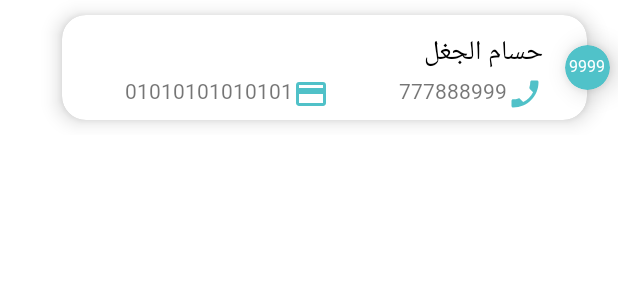
After one commit to ygprogect/yg_project, an Android app: the layout citizens_list_item.xml on its own in the app's theme, with its tools: preview values and no code run, on a phone screen of 412 x 824 dp. The commit adds this screen. Shown: the top 300 px of the screen. Run offline under Robolectric (Android 15) with nearby library versions, the phone set to English and light mode, and no system bars; Roboto replaces fonts that are not available here.

Commit message:
لسة المواطنين

```diff
--- a/app/src/main/java/com/example/yg/Citizens_Activity.java
+++ b/app/src/main/java/com/example/yg/Citizens_Activity.java
@@ -3,8 +3,10 @@ package com.example.yg;
 import android.os.Bundle;
 
 import androidx.appcompat.app.AppCompatActivity;
+import androidx.recyclerview.widget.RecyclerView;
 
 public class Citizens_Activity extends AppCompatActivity {
+      private RecyclerView sitizenRecyclerView;
 
     @Override
     protected void onCreate(Bundle savedInstanceState) {
--- a/app/src/main/java/com/example/yg/OrderAdapter.java
+++ b/app/src/main/java/com/example/yg/OrderAdapter.java
@@ -53,7 +53,7 @@ public class OrderAdapter extends RecyclerView.Adapter<OrderAdapter.OrderViewHol
         return orderList.size();
     }
 
-    public class OrderViewHolder extends RecyclerView.ViewHolder {
+    public static class OrderViewHolder extends RecyclerView.ViewHolder {
         TextView titleTextView;
         TextView itemsCountTextView;
         TextView pickupLocationTextView;
--- /dev/null
+++ b/app/src/main/res/drawable/ic_card.xml
@@ -0,0 +1,5 @@
+<vector android:autoMirrored="true" android:height="24dp"
+    android:tint="#50C1C8" android:viewportHeight="24"
+    android:viewportWidth="24" android:width="24dp" xmlns:android="http://schemas.android.com/apk/res/android">
+    <path android:fillColor="@android:color/white" android:pathData="M20,4L4,4c-1.11,0 -1.99,0.89 -1.99,2L2,18c0,1.11 0.89,2 2,2h16c1.11,0 2,-0.89 2,-2L22,6c0,-1.11 -0.89,-2 -2,-2zM20,18L4,18v-6h16v6zM20,8L4,8L4,6h16v2z"/>
+</vector>
--- /dev/null
+++ b/app/src/main/res/drawable/ic_phone_castm.xml
@@ -0,0 +1,5 @@
+<vector android:autoMirrored="true" android:height="24dp"
+    android:tint="#50C1C8" android:viewportHeight="24"
+    android:viewportWidth="24" android:width="24dp" xmlns:android="http://schemas.android.com/apk/res/android">
+    <path android:fillColor="@android:color/white" android:pathData="M6.62,10.79c1.44,2.83 3.76,5.14 6.59,6.59l2.2,-2.2c0.27,-0.27 0.67,-0.36 1.02,-0.24 1.12,0.37 2.33,0.57 3.57,0.57 0.55,0 1,0.45 1,1V20c0,0.55 -0.45,1 -1,1 -9.39,0 -17,-7.61 -17,-17 0,-0.55 0.45,-1 1,-1h3.5c0.55,0 1,0.45 1,1 0,1.25 0.2,2.45 0.57,3.57 0.11,0.35 0.03,0.74 -0.25,1.02l-2.2,2.2z"/>
+</vector>
--- /dev/null
+++ b/app/src/main/res/layout/citizens_list_item.xml
@@ -0,0 +1,121 @@
+<?xml version="1.0" encoding="utf-8"?>
+<androidx.constraintlayout.widget.ConstraintLayout xmlns:android="http://schemas.android.com/apk/res/android"
+    xmlns:app="http://schemas.android.com/apk/res-auto"
+    xmlns:tools="http://schemas.android.com/tools"
+    android:layout_width="match_parent"
+    android:layout_height="wrap_content"
+    android:layoutDirection="rtl">
+
+    <androidx.constraintlayout.widget.Guideline
+        android:id="@+id/guideline4"
+        android:layout_width="wrap_content"
+        android:layout_height="wrap_content"
+        android:orientation="vertical"
+        app:layout_constraintGuide_percent="0.05" />
+
+    <androidx.constraintlayout.widget.Guideline
+        android:id="@+id/guideline6"
+        android:layout_width="wrap_content"
+        android:layout_height="wrap_content"
+        android:orientation="vertical"
+        app:layout_constraintGuide_percent="0.9" />
+
+    <androidx.cardview.widget.CardView
+        android:id="@+id/list_item1_root_cardView"
+        android:layout_width="0dp"
+        android:layout_height="70dp"
+        android:layout_marginTop="10dp"
+        android:layout_marginBottom="10dp"
+        app:cardCornerRadius="16dp"
+        app:cardElevation="8dp"
+        app:layout_constraintBottom_toBottomOf="parent"
+        app:layout_constraintEnd_toStartOf="@+id/guideline6"
+        app:layout_constraintStart_toStartOf="@+id/guideline4"
+        app:layout_constraintTop_toTopOf="parent">
+
+        <androidx.constraintlayout.widget.ConstraintLayout
+            android:layout_width="match_parent"
+            android:layout_height="match_parent"
+            android:layout_marginStart="@dimen/_10sdp"
+            android:layout_marginEnd="@dimen/_20sdp">
+
+            <TextView
+                android:id="@+id/list_item1_citizen_name"
+                android:layout_width="0dp"
+                android:layout_height="wrap_content"
+                android:layout_marginTop="10dp"
+                android:layout_marginStart="16dp"
+                android:layout_marginEnd="16dp"
+                android:fontFamily="@font/boldiphone"
+                android:textColor="@android:color/black"
+                android:textDirection="rtl"
+                android:textSize="18sp"
+                app:layout_constraintEnd_toEndOf="parent"
+                app:layout_constraintStart_toStartOf="parent"
+                app:layout_constraintTop_toTopOf="parent"
+                tools:text="حسام الجغل " />
+
+
+            <TextView
+                android:id="@+id/order_pickup_location"
+                android:layout_width="0dp"
+                android:layout_height="wrap_content"
+                android:fontFamily="@font/boldiphone"
+                android:textDirection="rtl"
+                android:textSize="@dimen/_11ssp"
+                app:drawableStartCompat="@drawable/ic_phone_castm"
+                app:layout_constraintEnd_toEndOf="@+id/list_item_no_id_textView"
+                app:layout_constraintEnd_toStartOf="@id/list_item_no_id_textView"
+                app:layout_constraintStart_toStartOf="@id/list_item1_citizen_name"
+                app:layout_constraintTop_toBottomOf="@+id/list_item1_citizen_name"
+                tools:text="777888999 " />
+
+            <TextView
+                android:id="@+id/list_item_no_id_textView"
+                android:layout_width="0dp"
+                android:layout_height="wrap_content"
+                android:fontFamily="@font/boldiphone"
+                android:textDirection="rtl"
+                android:textSize="@dimen/_11ssp"
+                app:drawableStartCompat="@drawable/ic_card"
+                app:layout_constraintEnd_toEndOf="@+id/list_item1_citizen_name"
+                app:layout_constraintStart_toStartOf=""
+                app:layout_constraintTop_toBottomOf="@+id/list_item1_citizen_name"
+
+                tools:text="01010101010101" />
+
+
+        </androidx.constraintlayout.widget.ConstraintLayout>
+    </androidx.cardview.widget.CardView>
+
+    <androidx.cardview.widget.CardView
+        android:layout_width="30dp"
+        android:layout_height="30dp"
+        app:cardBackgroundColor="@color/active"
+        app:cardCornerRadius="25dp"
+        app:cardElevation="10dp"
+        app:layout_constraintBottom_toBottomOf="@+id/list_item1_root_cardView"
+        app:layout_constraintEnd_toStartOf="@+id/guideline4"
+        app:layout_constraintStart_toStartOf="@+id/guideline4"
+        app:layout_constraintTop_toTopOf="@+id/list_item1_root_cardView">
+
+        <androidx.constraintlayout.widget.ConstraintLayout
+            android:layout_width="match_parent"
+            android:layout_height="match_parent">
+
+            <TextView
+                android:id="@+id/id_number"
+                android:layout_width="match_parent"
+                android:layout_height="match_parent"
+                android:layout_marginTop="@dimen/_5sdp"
+                android:fontFamily="@font/boldiphone"
+                android:text="9999"
+                android:textSize="@dimen/_8sdp"
+                android:textAlignment="center"
+                android:textColor="#FFFFFFFF" />
+
+
+
+        </androidx.constraintlayout.widget.ConstraintLayout>
+    </androidx.cardview.widget.CardView>
+</androidx.constraintlayout.widget.ConstraintLayout>
```
Also changed, not shown: app/src/main/java/com/example/yg/adapters/citizenAdapter.java (added, +28 -0 lines), app/src/main/java/com/example/yg/sitizen.java (added, +34 -0 lines), app/src/main/res/layout/activity_citizens.xml (+57 -2 lines).
